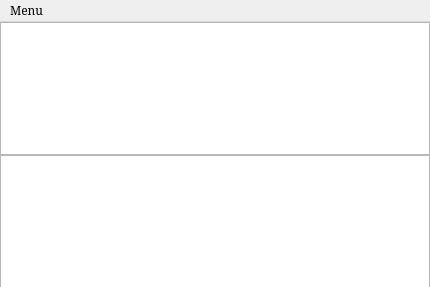
Above: WebSocketTest/websockettest.ui from rooperl/MonitorScreen before the change. Below: the same form after it.
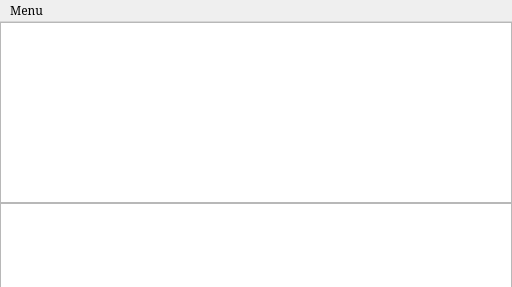
That is the form after the change.

Diff of the .ui file:
```diff
--- a/WebSocketTest/websockettest.ui
+++ b/WebSocketTest/websockettest.ui
@@ -6,13 +6,13 @@
    <rect>
     <x>0</x>
     <y>0</y>
-    <width>430</width>
+    <width>512</width>
     <height>287</height>
    </rect>
   </property>
   <property name="minimumSize">
    <size>
-    <width>430</width>
+    <width>512</width>
     <height>287</height>
    </size>
   </property>
@@ -29,9 +29,9 @@
     <property name="geometry">
      <rect>
       <x>0</x>
-      <y>133</y>
-      <width>430</width>
-      <height>133</height>
+      <y>181</y>
+      <width>512</width>
+      <height>85</height>
      </rect>
     </property>
     <property name="sizePolicy">
@@ -52,8 +52,8 @@
      <rect>
       <x>0</x>
       <y>0</y>
-      <width>430</width>
-      <height>133</height>
+      <width>512</width>
+      <height>181</height>
      </rect>
     </property>
     <property name="font">
@@ -69,7 +69,7 @@
     <rect>
      <x>0</x>
      <y>0</y>
-     <width>430</width>
+     <width>512</width>
      <height>21</height>
     </rect>
    </property>
```
Left out of the diff: 9 changed lines with no effect on the pictures.
